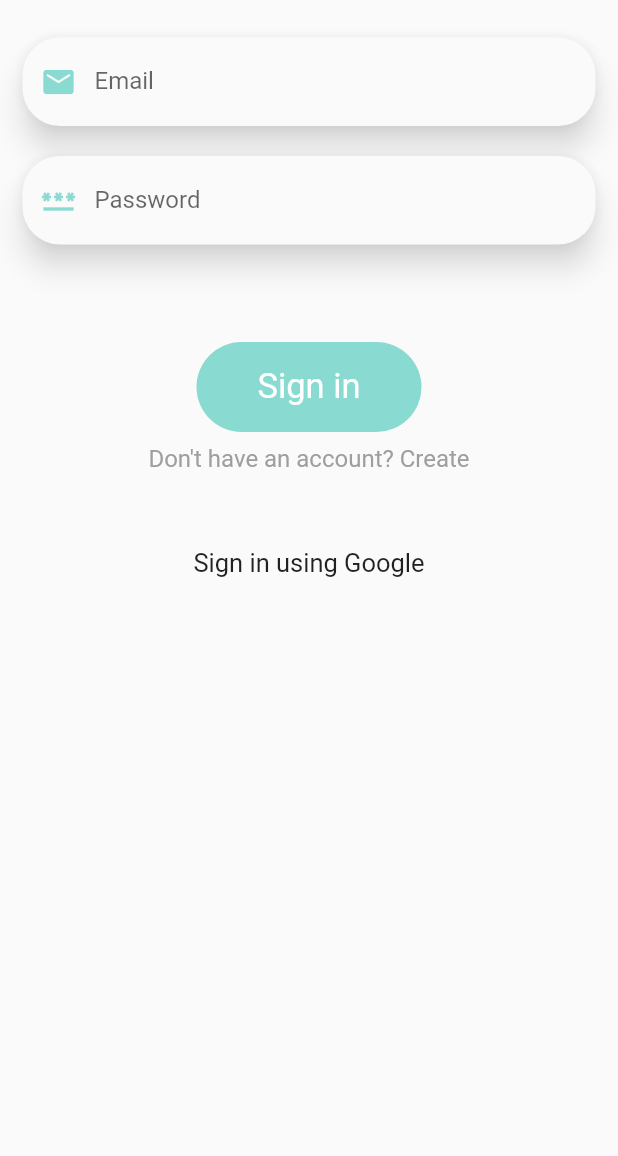
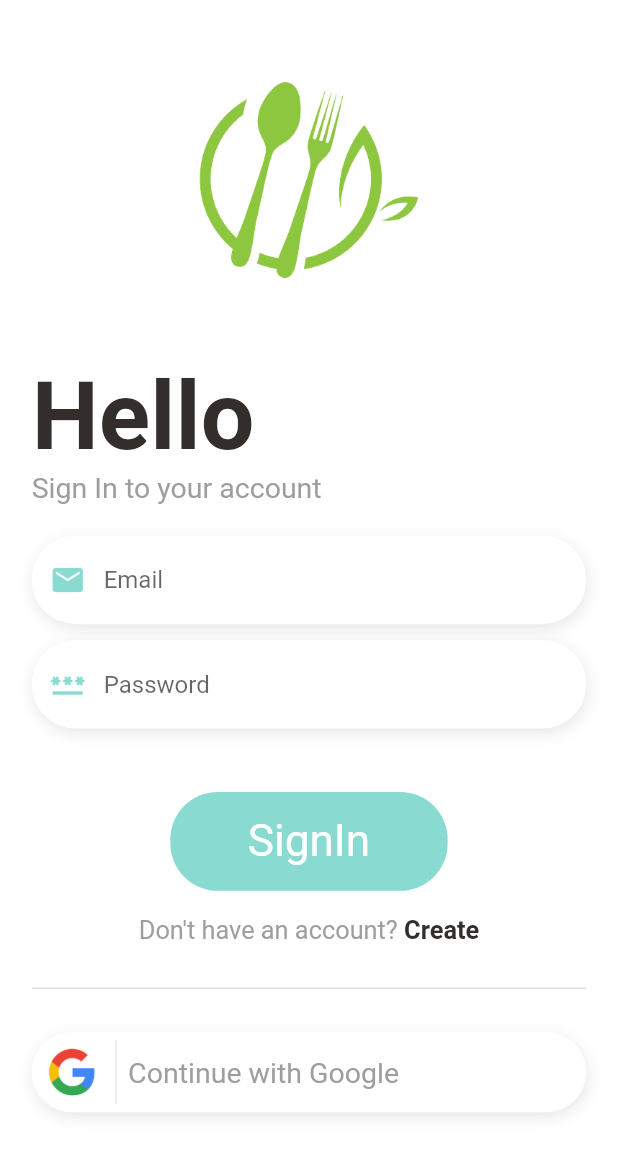
Before and after one commit to AslamThachapalli/foodiee_app, a Flutter app: the AuthScreen screen opened directly, on a phone screen of 412 x 824 dp. Shown: the top 1156 px of the screen. Run offline on Flutter 3.47's test engine with Material 2 defaults, Android fonts, the phone set to English and light mode, and no system bars; our stand-ins replace cloud_firestore, dartz, dots_indicator, firebase_auth, firebase_core, firebase_storage and 8 more; accounts and stored records are empty.

Commit message:
Auth screen UI and User profile screen UI has been completed.

```diff
--- a/lib/application/auth/auth_provider.dart
+++ b/lib/application/auth/auth_provider.dart
@@ -46,9 +46,7 @@ class AuthProvider with ChangeNotifier {
     isAuthenticated: false,
   );
 
-  AuthState get authState {
-    return _authState;
-  }
+  AuthState get authState => _authState;
 
   void emailChanged(String emailStr) {
     _authState.emailAddress = EmailAddress(emailStr);
@@ -77,10 +75,7 @@ class AuthProvider with ChangeNotifier {
     final isPhoneNumberValid = _authState.phoneNumber.value.isRight();
     final isUserNameValid = _authState.userName.value.isRight();
 
-    if (isEmailValid &&
-        isPasswordValid &&
-        isPhoneNumberValid &&
-        isUserNameValid) {
+    if (isEmailValid && isPasswordValid && isPhoneNumberValid && isUserNameValid) {
       _authState.isSubmitting = true;
 
       failureOrSuccess = await _authFacade.signInWithEmailAndPassword(
@@ -105,10 +100,7 @@ class AuthProvider with ChangeNotifier {
     // print(_authState.emailAddress.value);
     // print(_authState.password.value);
 
-    if (isEmailValid &&
-        isPasswordValid &&
-        isPhoneNumberValid &&
-        isUserNameValid) {
+    if (isEmailValid && isPasswordValid && isPhoneNumberValid && isUserNameValid) {
       _authState.isSubmitting = true;
 
       failureOrSuccess = await _authFacade.registerWithEmailAndPassword(
--- a/lib/presentation/auth/auth_screen.dart
+++ b/lib/presentation/auth/auth_screen.dart
@@ -1,8 +1,14 @@
 import 'package:flutter/material.dart';
+import 'package:flutter/gestures.dart';
 import 'package:provider/provider.dart';
 
 import '../../application/auth/auth_provider.dart';
-import '../../domain/auth/auth_failure.dart';
+import '../core/app_colors.dart';
+import '../core/dimensions.dart';
+import './widgets/text_form_field_widget.dart';
+import './widgets/google_sign_in_widget.dart';
+import './widgets/sign_in_button.dart';
+import './widgets/sign_in_welcome_widget.dart';
 
 class AuthScreen extends StatefulWidget {
   const AuthScreen({Key? key}) : super(key: key);
@@ -16,229 +22,165 @@ class _AuthScreenState extends State<AuthScreen> {
   @override
   Widget build(BuildContext context) {
     return Consumer<AuthProvider>(
-      builder: (context, authProvider, child) => Scaffold(
+      builder: (context, authProvider, _) => Scaffold(
+        backgroundColor: Colors.white,
         body: SingleChildScrollView(
+          physics: const BouncingScrollPhysics(),
           child: Column(
+            crossAxisAlignment: CrossAxisAlignment.center,
             mainAxisAlignment: MainAxisAlignment.center,
             children: [
-              Container(
-                width: MediaQuery.of(context).size.width,
-                margin:
-                    const EdgeInsets.symmetric(horizontal: 15, vertical: 25),
-                child: Form(
+              CircleAvatar(
+                backgroundColor: Colors.white,
+                radius: 120,
+                child: Image.asset('assets/images/food_logo.png'),
+              ),
+              Form(
                 autovalidateMode: authProvider.authState.showErrorMessages
                     ? AutovalidateMode.always
                     : AutovalidateMode.disabled,
-                  child: ListView(
-                    shrinkWrap: true,
+                child: Column(
                   children: [
-                      Material(
-                        borderRadius: BorderRadius.circular(25),
-                        elevation: 8,
-                        shadowColor: Colors.grey[100],
-                        child: TextFormField(
-                          decoration: InputDecoration(
-                            labelText: 'Email',
-                            prefixIcon: Icon(
-                              Icons.email_rounded,
-                              color: Theme.of(context).colorScheme.secondary,
-                            ),
-                          ),
-                          onChanged: (value) {
-                            Provider.of<AuthProvider>(context, listen: false)
-                                .emailChanged(value);
-                          },
-                          validator: (_) =>
-                              authProvider.authState.emailAddress.value.fold(
+                    if (isRegistered) const SignInWelcomeWidget(),
+
+                    //Email field
+                    TextFormFieldWidget(
+                      hintText: 'Email',
+                      icon: Icons.email,
+                      onChanged: (value) =>
+                          Provider.of<AuthProvider>(context, listen: false).emailChanged(value),
+                      validator: (_) => authProvider.authState.emailAddress.value.fold(
                         (failure) => failure.maybeMap(
                           invalidEmail: (_) => 'invalid email',
                           orElse: () => null,
                         ),
                         (_) => null,
                       ),
+                      keyboardType: TextInputType.emailAddress,
                     ),
-                      ),
-                      const SizedBox(height: 20),
-                      Material(
-                        borderRadius: BorderRadius.circular(25),
-                        elevation: 8,
-                        shadowColor: Colors.grey[100],
-                        child: TextFormField(
-                          obscureText: true,
-                          decoration: InputDecoration(
-                            labelText: 'Password',
-                            prefixIcon: Icon(
-                              Icons.password,
-                              color: Theme.of(context).colorScheme.secondary,
-                            ),
-                          ),
-                          onChanged: (value) {
-                            Provider.of<AuthProvider>(context, listen: false)
-                                .passwordChanged(value);
-                          },
-                          validator: (_) =>
-                              authProvider.authState.password.value.fold(
+                    SizedBox(height: Dimensions.pixels10),
+
+                    //Password field
+                    TextFormFieldWidget(
+                      hintText: 'Password',
+                      icon: Icons.password,
+                      onChanged: (value) =>
+                          Provider.of<AuthProvider>(context, listen: false).passwordChanged(value),
+                      validator: (_) => authProvider.authState.password.value.fold(
                         (failure) => failure.maybeMap(
                           shortPassword: (_) => 'password is too short',
                           orElse: () => null,
                         ),
                         (_) => null,
                       ),
+                      obscureText: true,
                     ),
-                      ),
-                      const SizedBox(height: 20),
+                    SizedBox(height: Dimensions.pixels10),
+
                     if (!isRegistered)
-                        Material(
-                          borderRadius: BorderRadius.circular(25),
-                          elevation: 8,
-                          shadowColor: Colors.grey[100],
-                          child: TextFormField(
-                            keyboardType: TextInputType.number,
-                            decoration: InputDecoration(
-                              labelText: 'Phone',
-                              prefixIcon: Icon(
-                                Icons.phone_android,
-                                color: Theme.of(context).colorScheme.secondary,
-                              ),
-                            ),
+                      //Phone field
+                      TextFormFieldWidget(
+                        hintText: 'Phone',
+                        icon: Icons.phone_android,
                         onChanged: (value) {
                           if (value != '') {
-                                Provider.of<AuthProvider>(context,
-                                        listen: false)
+                            Provider.of<AuthProvider>(context, listen: false)
                                 .phoneNumberChanged(int?.parse(value));
                           }
                         },
-                            validator: (_) =>
-                                authProvider.authState.phoneNumber.value.fold(
+                        validator: (_) => authProvider.authState.phoneNumber.value.fold(
                           (failure) => failure.maybeMap(
-                                invalidPhoneNumber: (_) =>
-                                    'invalid phone number',
+                            invalidPhoneNumber: (_) => 'invalid phone number',
                             orElse: () => null,
                           ),
                           (_) => null,
                         ),
+                        maxLength: 10,
+                        keyboardType: TextInputType.number,
                       ),
-                        ),
-                      const SizedBox(height: 20),
+                    SizedBox(height: Dimensions.pixels10),
+
                     if (!isRegistered)
-                        Material(
-                          borderRadius: BorderRadius.circular(25),
-                          elevation: 8,
-                          shadowColor: Colors.grey[100],
-                          child: TextFormField(
-                            decoration: InputDecoration(
-                              labelText: 'Name',
-                              prefixIcon: Icon(
-                                Icons.person,
-                                color: Theme.of(context).colorScheme.secondary,
-                              ),
-                            ),
-                            onChanged: (value) {
-                              Provider.of<AuthProvider>(context, listen: false)
-                                  .userNameChanged(value);
-                            },
-                            validator: (_) =>
-                                authProvider.authState.userName.value.fold(
+                      //Username field
+                      TextFormFieldWidget(
+                        hintText: 'Name',
+                        icon: Icons.person,
+                        onChanged: (value) => Provider.of<AuthProvider>(context, listen: false)
+                            .userNameChanged(value),
+                        validator: (_) => authProvider.authState.userName.value.fold(
                           (failure) => failure.maybeMap(
-                                shortUserName: (_) =>
-                                    'enter at least 4 characters',
+                            shortUserName: (_) => 'enter at least 4 characters',
                             orElse: () => null,
                           ),
                           (_) => null,
                         ),
-                          ),
+                        keyboardType: TextInputType.name,
                       ),
                   ],
                 ),
               ),
+              SizedBox(height: Dimensions.pixels20),
+
+              //SignIn or SignUp Button
+              SignInButton(
+                isRegistered: isRegistered,
+                authProvider: authProvider,
               ),
-              GestureDetector(
-                onTap: () {
+              SizedBox(height: Dimensions.pixels15),
+
+              //SignIn or SignUp toggle text
               isRegistered
-                      ? Provider.of<AuthProvider>(context, listen: false)
-                          .signInWithEmailAndPasswordPressed()
-                      : Provider.of<AuthProvider>(context, listen: false)
-                          .registerWithEmailAndPasswordPressed();
-
-                  SnackBar snackBar(AuthFailure failure) {
-                    return SnackBar(
-                        content: failure.map(
-                      serverError: (_) => const Text('Server Error'),
-                      cancelledByUser: (_) => const Text('Cancelled'),
-                      invalidEmailAndPasswordCombination: (_) =>
-                          const Text('Invalid Email And Password Combination'),
-                      emailAlreadyInUse: (_) =>
-                          const Text('Email Already Exists'),
-                    ));
-                  }
-
-                  authProvider.authState.authFailureOrSuccessOption.fold(
-                    () => const SizedBox.shrink(),
-                    (either) => either.fold(
-                      (failure) => ScaffoldMessenger.of(context)
-                          .showSnackBar(snackBar(failure)),
-                      //if auth is success navigate, and
-                      //set authstate.isAuthenticated to true.
-                      (r) => ScaffoldMessenger.of(context).showSnackBar(
-                        SnackBar(content: Text('success')),
+                  ? RichText(
+                      text: TextSpan(
+                          text: "Don't have an account?",
+                          style: TextStyle(
+                            color: Colors.grey[500],
+                            fontSize: Dimensions.font16,
                           ),
-                    ),
-                  );
-                },
-                child: Container(
-                  height: 60,
-                  width: 150,
-                  decoration: BoxDecoration(
-                    color: Theme.of(context).colorScheme.secondary,
-                    borderRadius: BorderRadius.circular(40),
-                  ),
-                  child: Center(
-                    child: Text(
-                      isRegistered ? 'Sign in' : 'Sign Up',
-                      style: TextStyle(
-                        fontSize: 23,
-                        color: Theme.of(context).colorScheme.onSecondary,
-                      ),
-                    ),
-                  ),
-                ),
-              ),
-              const SizedBox(height: 8),
-              GestureDetector(
-                onTap: () {
+                          children: [
+                            TextSpan(
+                              recognizer: TapGestureRecognizer()
+                                ..onTap = () {
                                   setState(() {
                                     isRegistered = !isRegistered;
                                   });
                                 },
-                child: SizedBox(
-                  child: Text(
-                    isRegistered
-                        ? "Don't have an account? Create"
-                        : 'Have an account?',
+                              text: " Create",
                               style: TextStyle(
-                      fontSize: 16,
-                      color: Colors.grey,
+                                color: AppColors.mainBlackColor,
+                                fontSize: Dimensions.font16,
+                                fontWeight: FontWeight.bold,
+                              ),
+                            )
+                          ]),
+                    )
+                  : RichText(
+                      text: TextSpan(
+                        recognizer: TapGestureRecognizer()
+                          ..onTap = () {
+                            setState(() {
+                              isRegistered = !isRegistered;
+                            });
+                          },
+                        text: 'Already Have An Account?',
+                        style: TextStyle(
+                          color: Colors.grey[500],
+                          fontSize: Dimensions.font16,
                         ),
                       ),
                     ),
+              SizedBox(height: Dimensions.pixels20),
+
+              Divider(
+                thickness: Dimensions.pixels5 / 5,
+                indent: Dimensions.pixels20,
+                endIndent: Dimensions.pixels20,
               ),
-              const SizedBox(height: 50),
-              GestureDetector(
-                onTap: () {
-                  Provider.of<AuthProvider>(context, listen: false)
-                      .signInWithGooglePressed();
-                },
-                child: SizedBox(
-                  child: Text(
-                    isRegistered
-                        ? 'Sign in using Google'
-                        : 'Sign up using Google',
-                    style: TextStyle(
-                      fontSize: 17,
-                    ),
-                  ),
-                ),
-              ),
+              SizedBox(height: Dimensions.pixels20),
+
+              //Google SignIn
+              const GoogleSignInWidget(),
+              SizedBox(height: Dimensions.pixels10)
             ],
           ),
         ),
--- /dev/null
+++ b/lib/presentation/auth/widgets/google_sign_in_widget.dart
@@ -0,0 +1,49 @@
+import 'package:flutter/material.dart';
+import 'package:provider/provider.dart';
+
+import '../../../application/auth/auth_provider.dart';
+import '../../core/dimensions.dart';
+
+class GoogleSignInWidget extends StatelessWidget {
+  const GoogleSignInWidget({Key? key}) : super(key: key);
+
+  @override
+  Widget build(BuildContext context) {
+    return GestureDetector(
+      onTap: () {
+        Provider.of<AuthProvider>(context, listen: false).signInWithGooglePressed();
+      },
+      child: Container(
+        height: MediaQuery.of(context).size.height * 0.065,
+        margin: EdgeInsets.symmetric(horizontal: Dimensions.pixels20),
+        padding: EdgeInsets.all(Dimensions.pixels5),
+        decoration: BoxDecoration(
+            color: Colors.white,
+            borderRadius: BorderRadius.circular(Dimensions.pixels30),
+            boxShadow: [
+              BoxShadow(
+                color: Colors.grey.withOpacity(0.25),
+                blurRadius: Dimensions.pixels5 + 3,
+                // spreadRadius: 2,
+                offset: const Offset(1, 3),
+              )
+            ]),
+        child: Row(
+          children: [
+            Image.asset(
+              'assets/images/google_logo.png',
+            ),
+            const VerticalDivider(),
+            Text(
+              'Continue with Google',
+              style: TextStyle(
+                color: Colors.grey[500],
+                fontSize: Dimensions.font18,
+              ),
+            ),
+          ],
+        ),
+      ),
+    );
+  }
+}
--- /dev/null
+++ b/lib/presentation/auth/widgets/sign_in_button.dart
@@ -0,0 +1,69 @@
+import 'package:flutter/material.dart';
+import 'package:provider/provider.dart';
+
+import '../../../application/auth/auth_provider.dart';
+import '../../../domain/auth/auth_failure.dart';
+import '../../core/app_colors.dart';
+import '../../core/big_text.dart';
+import '../../core/dimensions.dart';
+
+class SignInButton extends StatelessWidget {
+  final bool isRegistered;
+  final AuthProvider authProvider;
+  const SignInButton({
+    Key? key,
+    required this.isRegistered,
+    required this.authProvider,
+  }) : super(key: key);
+
+  @override
+  Widget build(BuildContext context) {
+    return GestureDetector(
+      onTap: () {
+        isRegistered
+            ? Provider.of<AuthProvider>(context, listen: false).signInWithEmailAndPasswordPressed()
+            : Provider.of<AuthProvider>(context, listen: false)
+                .registerWithEmailAndPasswordPressed();
+
+        SnackBar snackBar(AuthFailure failure) {
+          return SnackBar(
+              content: failure.map(
+            serverError: (_) => const Text('Server Error'),
+            cancelledByUser: (_) => const Text('Cancelled'),
+            invalidEmailAndPasswordCombination: (_) =>
+                const Text('Invalid Email And Password Combination'),
+            emailAlreadyInUse: (_) => const Text('Email Already Exists'),
+          ));
+        }
+
+        authProvider.authState.authFailureOrSuccessOption.fold(
+          () => const SizedBox.shrink(),
+          (either) => either.fold(
+            (failure) => ScaffoldMessenger.of(context).showSnackBar(snackBar(failure)),
+            //if auth is success navigate, and
+            //set authstate.isAuthenticated to true.
+            (_) => ScaffoldMessenger.of(context).showSnackBar(
+              SnackBar(content: Text('success')),
+            ),
+          ),
+        );
+      },
+      child: Container(
+        height: Dimensions.screenHeight * .08,
+        width: Dimensions.screenWidth / 2 - Dimensions.pixels20,
+        decoration: BoxDecoration(
+          borderRadius: BorderRadius.circular(Dimensions.pixels30),
+          color: AppColors.mainColor,
+        ),
+        child: Center(
+          child: BigText(
+            text: isRegistered ? 'SignIn' : 'SignUp',
+            color: Colors.white,
+            size: Dimensions.font26 + 2,
+            fontWeight: FontWeight.w400,
+          ),
+        ),
+      ),
+    );
+  }
+}
--- /dev/null
+++ b/lib/presentation/auth/widgets/sign_in_welcome_widget.dart
@@ -0,0 +1,37 @@
+import 'package:flutter/material.dart';
+
+import '../../core/app_colors.dart';
+import '../../core/dimensions.dart';
+
+class SignInWelcomeWidget extends StatelessWidget {
+  const SignInWelcomeWidget({Key? key}) : super(key: key);
+
+  @override
+  Widget build(BuildContext context) {
+    return Container(
+      margin: EdgeInsets.only(left: Dimensions.pixels20),
+      width: double.maxFinite,
+      child: Column(
+        crossAxisAlignment: CrossAxisAlignment.start,
+        children: [
+          Text(
+            'Hello',
+            style: TextStyle(
+              fontSize: Dimensions.font20 * 3,
+              color: AppColors.mainBlackColor,
+              fontWeight: FontWeight.bold,
+            ),
+          ),
+          Text(
+            'Sign In to your account',
+            style: TextStyle(
+              fontSize: Dimensions.font18,
+              color: Colors.grey[500],
+            ),
+          ),
+          SizedBox(height: Dimensions.pixels20),
+        ],
+      ),
+    );
+  }
+}
--- /dev/null
+++ b/lib/presentation/auth/widgets/text_form_field_widget.dart
@@ -0,0 +1,61 @@
+import 'package:flutter/material.dart';
+
+import '../../core/app_colors.dart';
+import '../../core/dimensions.dart';
+
+class TextFormFieldWidget extends StatelessWidget {
+  final String hintText;
+  final IconData icon;
+  final void Function(String)? onChanged;
+  final String? Function(String?)? validator;
+  int? maxLength;
+  TextInputType? keyboardType;
+  bool obscureText;
+  TextFormFieldWidget({
+    Key? key,
+    required this.hintText,
+    required this.icon,
+    required this.onChanged,
+    required this.validator,
+    this.maxLength,
+    this.keyboardType,
+    this.obscureText = false,
+  }) : super(key: key);
+
+  @override
+  Widget build(BuildContext context) {
+    return Container(
+      margin: EdgeInsets.symmetric(horizontal: Dimensions.pixels20),
+      decoration: BoxDecoration(
+          color: Colors.white,
+          borderRadius: BorderRadius.circular(Dimensions.pixels30),
+          boxShadow: [
+            BoxShadow(
+              color: Colors.grey.withOpacity(0.25),
+              blurRadius: Dimensions.pixels5 + 3,
+              // spreadRadius: 2,
+              offset: Offset(1, 3),
+            )
+          ]),
+      child: TextFormField(
+        onChanged: onChanged,
+        validator: validator,
+        decoration: InputDecoration(
+          prefixIcon: Icon(
+            icon,
+            color: AppColors.mainColor,
+          ),
+          hintText: hintText,
+          counterText: '',
+          border: OutlineInputBorder(
+            borderRadius: BorderRadius.circular(Dimensions.pixels30),
+            borderSide: BorderSide.none,
+          ),
+        ),
+        maxLength: maxLength,
+        keyboardType: keyboardType,
+        obscureText: obscureText,
+      ),
+    );
+  }
+}
```
Also changed, not shown: lib/presentation/bottom_nav/user_profile/user_profile_screen.dart (+60 -2 lines), lib/presentation/bottom_nav/user_profile/widgets/account_widget.dart (added, +49 -0 lines), lib/presentation/cart/cart_screen.dart (+17 -10 lines), lib/presentation/core/no_data_widget.dart (added, +38 -0 lines), assets/images/burger.jpg (added), assets/images/camera_logo.png (added), assets/images/empty_cart.jpg (added), assets/images/food_logo.png (added), assets/images/google_logo.png (added). Lines whose indentation alone changed are shown as unchanged.
